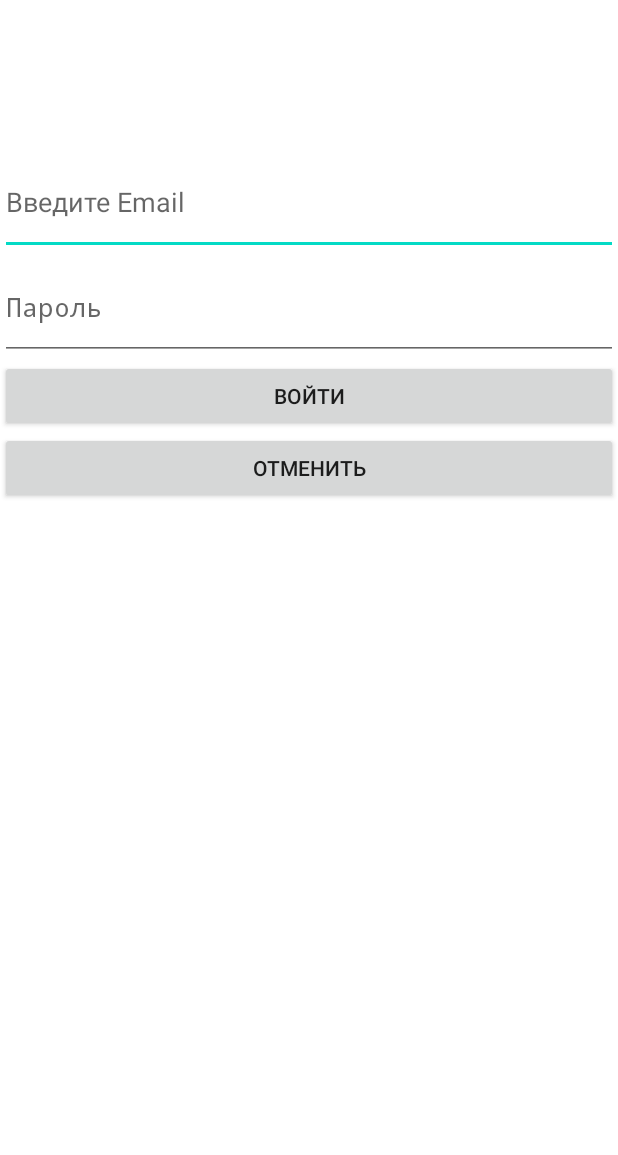
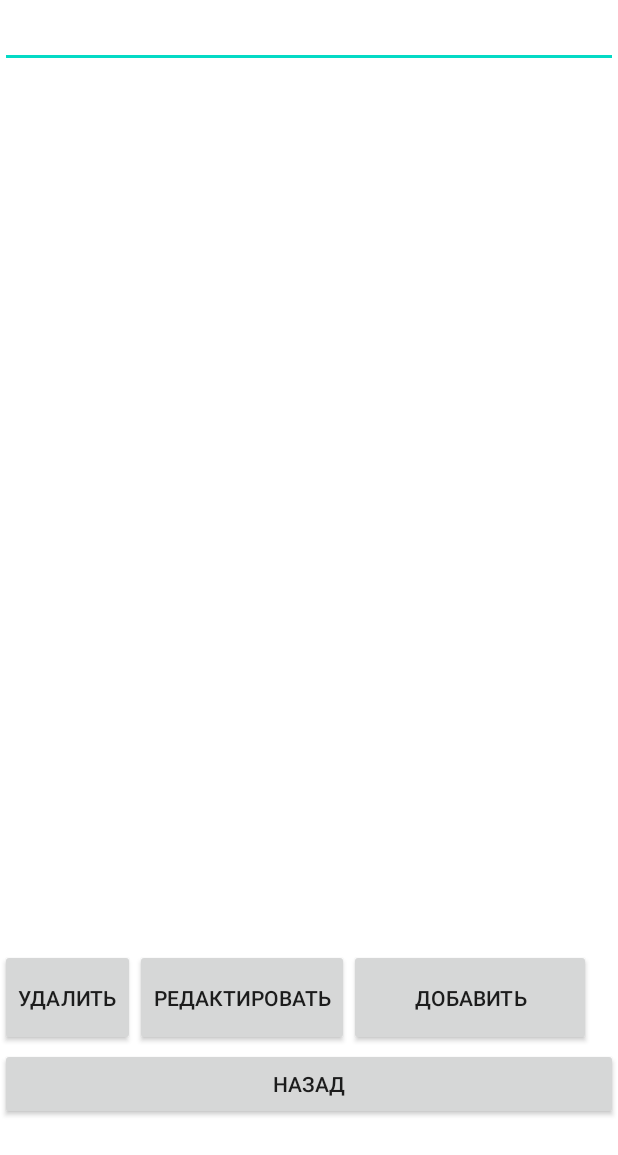
Before and after one commit to isco323/Android-QT, an Android app: the screen it shows after launch (formregistration before the commit, DataDynamic after it), after a tap on "ВОЙТИ", on a phone screen of 412 x 824 dp. Shown: the top 1155 px of the screen. Run offline under Robolectric (Android 15) with nearby library versions, the phone set to English and light mode, and no system bars.

Commit message:
process nachat

```diff
--- a/app/src/main/AndroidManifest.xml
+++ b/app/src/main/AndroidManifest.xml
@@ -20,6 +20,10 @@
                 <category android:name="android.intent.category.LAUNCHER"/>
             </intent-filter>
         </activity>
+        <activity
+            android:name=".DataDynamic"
+            >
+        </activity>
     </application>
 
 </manifest>
--- a/app/src/main/java/com/example/lab2/DataDynamic.java
+++ b/app/src/main/java/com/example/lab2/DataDynamic.java
@@ -2,6 +2,7 @@ package com.example.lab2;
 
 import android.annotation.SuppressLint;
 import android.app.Activity;
+import android.content.Intent;
 import android.os.Bundle;
 import android.view.View;
 import android.widget.AdapterView;
@@ -32,7 +33,15 @@ public class DataDynamic extends Activity {
         Button buttonadd = findViewById(R.id.buttonadd);
         Button buttondelete = findViewById(R.id.buttondelete);
         Button buttonedit = findViewById(R.id.buttonedit);
+        Button buttonback = findViewById(R.id.buttonback);
         listview.setAdapter(TextAdapter);
+        Intent backint =  new Intent(DataDynamic.this, formregistration.class);
+//        Bundle arguments = getIntent().getExtras();
+//        String str = arguments.get("data").toString();
+//        TextAdapter.add(str);
+//        TextAdapter.notifyDataSetChanged();
+
+
 
         listview.setOnItemClickListener(new AdapterView.OnItemClickListener() {
             @Override
@@ -103,6 +112,13 @@ public class DataDynamic extends Activity {
 
             }
         });
+        buttonback.setOnClickListener(new View.OnClickListener() {
+            @Override
+            public void onClick(View view) {
+                startActivity(backint);
+                finish();
+            }
+        });
     }
 
     private String dateshow() {
--- a/app/src/main/java/com/example/lab2/formregistration.java
+++ b/app/src/main/java/com/example/lab2/formregistration.java
@@ -1,7 +1,9 @@
 package com.example.lab2;
 
 import android.app.Activity;
+import android.content.Intent;
 import android.os.Bundle;
+import android.util.Log;
 import android.view.View;
 import android.widget.Button;
 import android.widget.TextView;
@@ -11,6 +13,7 @@ import androidx.annotation.Nullable;
 
 public class formregistration extends Activity {
     Button buttonenter, buttonleave;
+
     @Override
     protected void onCreate(@Nullable Bundle savedInstanceState) {
         super.onCreate(savedInstanceState);
@@ -18,27 +21,28 @@ public class formregistration extends Activity {
         buttonenter = findViewById(R.id.buttonenter);
         buttonleave = findViewById(R.id.buttonleave);
         TextView Email = findViewById(R.id.editTextTextEmailAddress);
-
+        Intent openIntent = new Intent(formregistration.this, DataDynamic.class);
         buttonenter.setOnClickListener(new View.OnClickListener() {
             @Override
             public void onClick(View view) {
-                btnclick(view);
+                startActivity(openIntent);
+                openIntent.putExtra("data","datafromfirstactivity");
             }
         });
         buttonleave.setOnClickListener(new View.OnClickListener() {
             @Override
             public void onClick(View view) {
-                btnclick(view);
+
             }
         });
     }
-    public void btnclick(View v){
-        showafonclick(((Button) v). getText().toString(), ((Button) v));
 
-    }
-    private void showafonclick(String text, Button btn) {
-        Toast.makeText(this, text, Toast.LENGTH_SHORT).show();
-
+    @Override
+    protected void onStart() {
+        super.onStart();
+//        Log.i("AppLogger", "Сработал старт");
+//        Toast mytoast = new Toast(this);
+//        mytoast.makeText(formregistration.this, "Сработал старт", Toast.LENGTH_SHORT).show();
     }
 
 }
--- a/app/src/main/res/layout/data_dynamic.xml
+++ b/app/src/main/res/layout/data_dynamic.xml
@@ -6,11 +6,17 @@
     android:layout_height="match_parent"
     android:orientation="vertical">
 
-    <EditText
-        android:id="@+id/data"
+    <LinearLayout
         android:layout_width="match_parent"
         android:layout_height="wrap_content"
-        />
+        android:orientation="horizontal">
+
+        <EditText
+            android:id="@+id/data"
+            android:layout_width="match_parent"
+            android:layout_height="match_parent" />
+
+    </LinearLayout>
 
     <ListView
         android:id="@+id/list_view"
@@ -22,8 +28,7 @@
 
     <LinearLayout
         android:layout_width="wrap_content"
-        android:layout_height="match_parent"
-        >
+        android:layout_height="66dp">
 
         <Button
             android:id="@+id/buttondelete"
@@ -31,6 +36,7 @@
             android:layout_height="match_parent"
             android:layout_marginBottom="1dp"
             android:text="Удалить" />
+
         <Button
             android:id="@+id/buttonedit"
             android:layout_width="wrap_content"
@@ -40,7 +46,7 @@
 
         <Button
             android:id="@+id/buttonadd"
-            android:layout_width="136dp"
+            android:layout_width="161dp"
             android:layout_height="match_parent"
             android:layout_marginBottom="1dp"
             android:text="Добавить" />
@@ -48,4 +54,10 @@
 
     </LinearLayout>
 
+    <Button
+        android:id="@+id/buttonback"
+        android:layout_width="match_parent"
+        android:layout_height="wrap_content"
+        android:text="Назад" />
+
 </LinearLayout>
```
